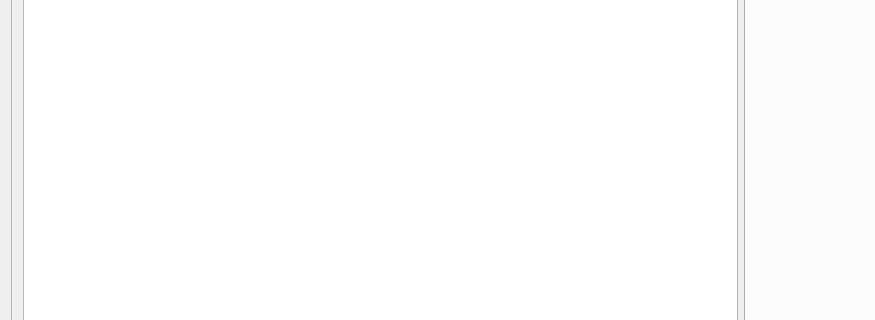
Above: src/mainwindow.ui from fmi-basel/faim-cryoflare before the change; both pictures show x 0 to 875 and y 203 to 523 of the 1337 by 702 pixel window. Below: the same form after it.
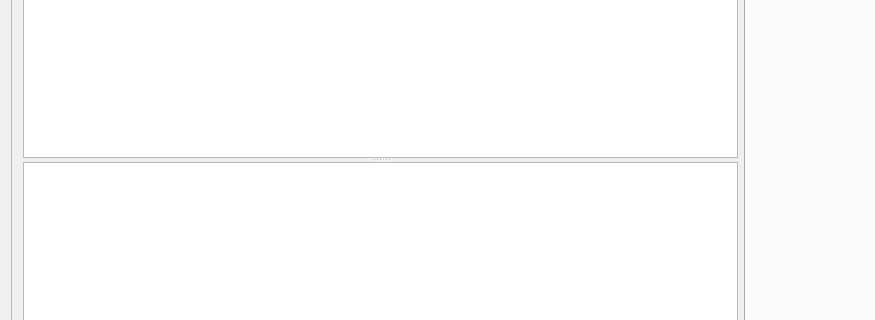
That is the form after the change. Icons and pictures are not drawn. Custom widgets are drawn as their Qt base class.

Commit message: added chart window

Patch:
```diff
--- a/src/mainwindow.ui
+++ b/src/mainwindow.ui
@@ -84,16 +84,25 @@
            </property>
            <property name="icon">
             <iconset theme="window-new">
-             <normaloff/>
-            </iconset>
+             <normaloff>.</normaloff>.</iconset>
            </property>
           </widget>
          </item>
         </layout>
        </item>
        <item>
-        <layout class="QHBoxLayout" name="horizontalLayout_3" stretch="1,0">
+        <layout class="QHBoxLayout" name="horizontalLayout_3" stretch="0,0">
          <item>
+          <widget class="QSplitter" name="splitter">
+           <property name="sizePolicy">
+            <sizepolicy hsizetype="Expanding" vsizetype="Expanding">
+             <horstretch>0</horstretch>
+             <verstretch>0</verstretch>
+            </sizepolicy>
+           </property>
+           <property name="orientation">
+            <enum>Qt::Vertical</enum>
+           </property>
           <widget class="ImageTableView" name="image_list">
            <property name="editTriggers">
             <set>QAbstractItemView::NoEditTriggers</set>
@@ -102,7 +111,7 @@
             <bool>true</bool>
            </property>
            <property name="selectionBehavior">
-            <enum>QAbstractItemView::SelectRows</enum>
+             <enum>QAbstractItemView::SelectItems</enum>
            </property>
            <property name="showGrid">
             <bool>true</bool>
@@ -114,11 +123,20 @@
             <number>120</number>
            </attribute>
           </widget>
+           <widget class="QtCharts::QChartView" name="chart">
+            <property name="sizePolicy">
+             <sizepolicy hsizetype="Expanding" vsizetype="Preferred">
+              <horstretch>0</horstretch>
+              <verstretch>0</verstretch>
+             </sizepolicy>
+            </property>
+           </widget>
+          </widget>
          </item>
          <item>
           <widget class="QTabWidget" name="image_data">
            <property name="sizePolicy">
-            <sizepolicy hsizetype="Expanding" vsizetype="Expanding">
+            <sizepolicy hsizetype="Preferred" vsizetype="Expanding">
              <horstretch>0</horstretch>
              <verstretch>0</verstretch>
             </sizepolicy>
@@ -168,6 +186,11 @@
    <extends>QTableView</extends>
    <header>imagetableview.h</header>
   </customwidget>
+  <customwidget>
+   <class>QtCharts::QChartView</class>
+   <extends>QGraphicsView</extends>
+   <header location="global">QtCharts/QChartView</header>
+  </customwidget>
  </customwidgets>
  <resources/>
  <connections>
```
Lines whose indentation alone changed are shown as unchanged. The commit also changes 3 other files.
